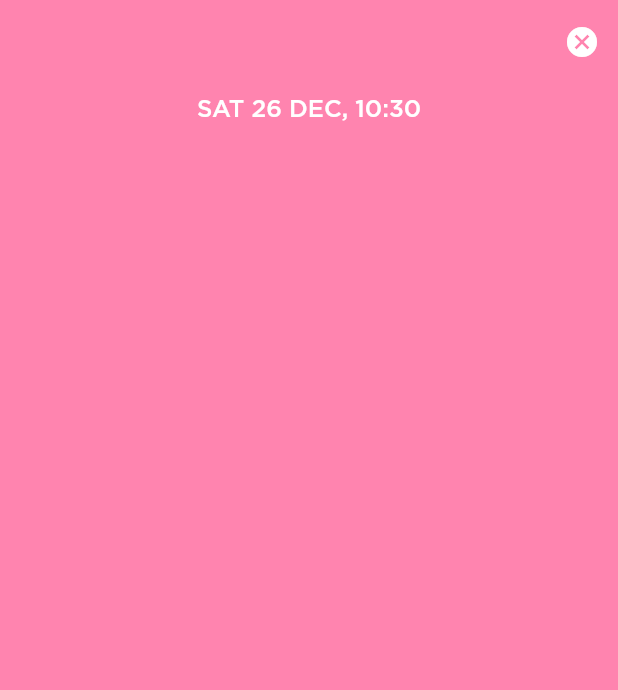
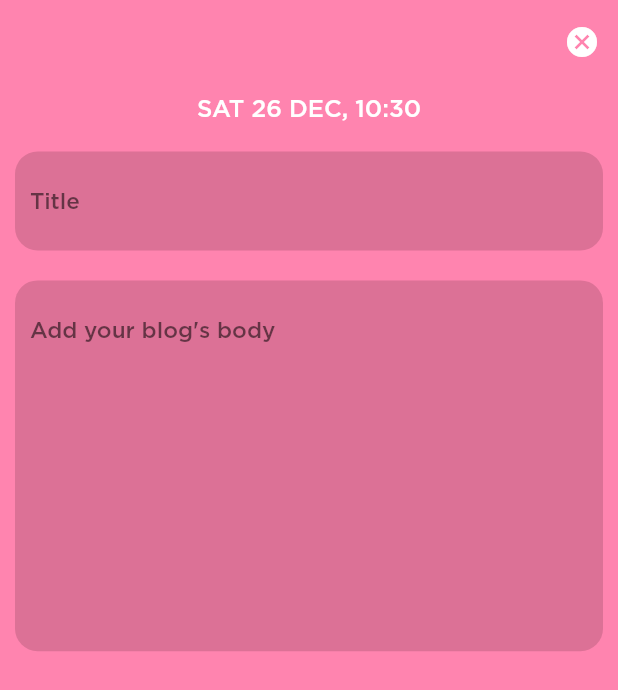
Before and after one commit to ameysunu/dohack, a Flutter app: the Blog screen opened directly, on a phone screen of 412 x 824 dp. Shown: the top 690 px of the screen. Run offline on Flutter 3.47's test engine with Material 2 defaults, Android fonts, the light colour scheme and no system bars; our stand-ins replace firebase_auth, firebase_core, flutter_slidable, google_sign_in, hexcolor, introduction_screen; accounts and stored records are empty.

Commit message:
textfield added

```diff
--- a/lib/pages/blog.dart
+++ b/lib/pages/blog.dart
@@ -16,6 +16,7 @@ class _BlogState extends State<Blog> {
     return Container(
       decoration: BoxDecoration(borderRadius: BorderRadius.circular(15)),
       child: Scaffold(
+        resizeToAvoidBottomPadding: false,
         backgroundColor: HexColor('#FF84AF'),
         appBar: AppBar(
           automaticallyImplyLeading: false,
@@ -44,6 +45,72 @@ class _BlogState extends State<Blog> {
                       fontFamily: 'Gotham', color: Colors.white, fontSize: 16),
                 )),
               ),
+              Padding(
+                padding: const EdgeInsets.all(10.0),
+                child: Container(
+                  height: MediaQuery.of(context).size.height * 0.08,
+                  decoration: BoxDecoration(
+                    borderRadius: BorderRadius.circular(15),
+                    color: HexColor('#DC7196'),
+                  ),
+                  child: Padding(
+                    padding: const EdgeInsets.all(10.0),
+                    child: TextFormField(
+                      style:
+                          TextStyle(color: Colors.white, fontFamily: 'Gotham'),
+                      decoration: new InputDecoration(
+                        focusedBorder: InputBorder.none,
+                        errorBorder: InputBorder.none,
+                        disabledBorder: InputBorder.none,
+                        enabledBorder: InputBorder.none,
+                        hintStyle: TextStyle(
+                          fontFamily: 'Gotham',
+                          color: Colors.black54,
+                          fontSize: 15,
+                        ),
+                        labelStyle: TextStyle(
+                            fontFamily: 'Gotham', color: Colors.white),
+                        hintText: 'Title',
+                      ),
+                    ),
+                  ),
+                ),
+              ),
+              Padding(
+                padding: const EdgeInsets.all(10.0),
+                child: Container(
+                  height: MediaQuery.of(context).size.height * 0.3,
+                  decoration: BoxDecoration(
+                    borderRadius: BorderRadius.circular(15),
+                    color: HexColor('#DC7196'),
+                  ),
+                  child: Padding(
+                    padding: const EdgeInsets.all(10.0),
+                    child: SingleChildScrollView(
+                      child: TextFormField(
+                        keyboardType: TextInputType.multiline,
+                        maxLines: null,
+                        style: TextStyle(
+                            color: Colors.white, fontFamily: 'Gotham'),
+                        decoration: new InputDecoration(
+                          focusedBorder: InputBorder.none,
+                          errorBorder: InputBorder.none,
+                          disabledBorder: InputBorder.none,
+                          enabledBorder: InputBorder.none,
+                          hintStyle: TextStyle(
+                            fontFamily: 'Gotham',
+                            color: Colors.black54,
+                            fontSize: 15,
+                          ),
+                          labelStyle: TextStyle(
+                              fontFamily: 'Gotham', color: Colors.white),
+                          hintText: 'Add your blog\'s body',
+                        ),
+                      ),
+                    ),
+                  ),
+                ),
+              ),
             ],
           ),
         ),
```
